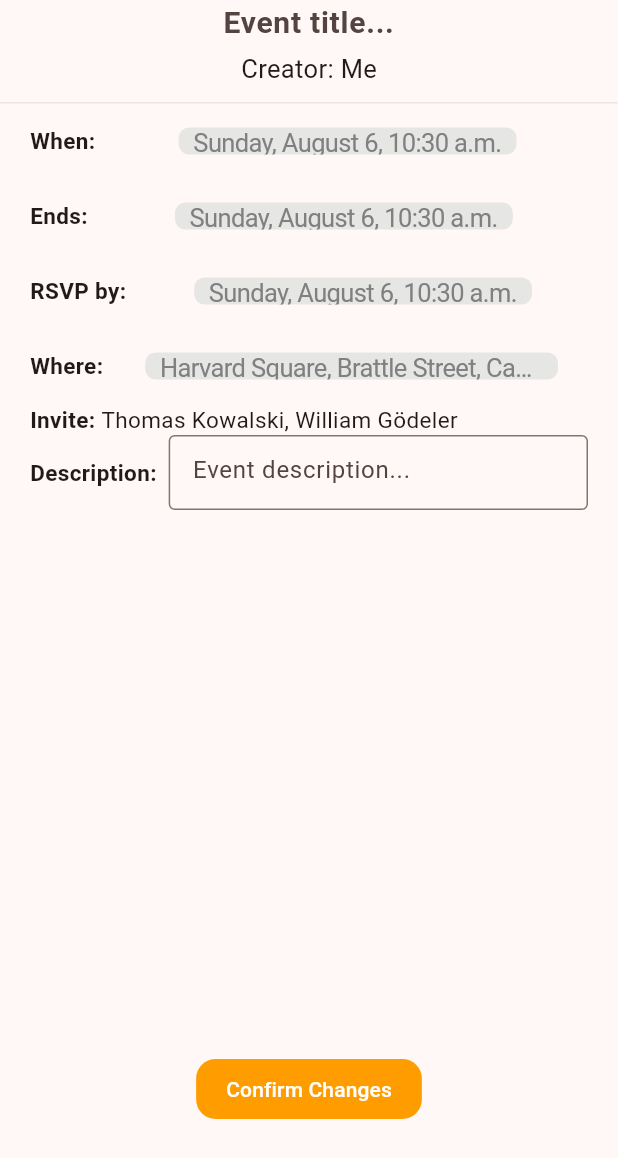
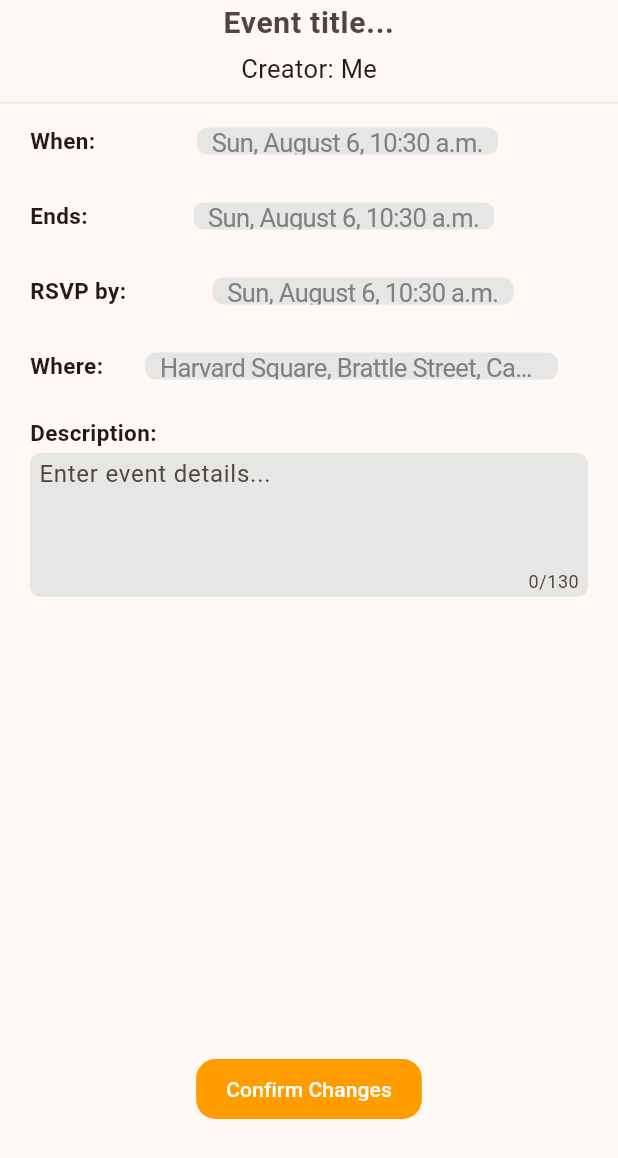
Before and after one commit to posturorg/postur, a Flutter app: the EventCreateModal widget shown alone on an empty page, opened directly, on a phone screen of 412 x 824 dp. Shown: the top 1158 px of the screen. Run offline on Flutter 3.47's test engine with Material 2 defaults, Android fonts, the phone set to English and light mode, and no system bars; our stand-ins replace cloud_firestore, firebase_auth, firebase_core, google_maps_flutter, qr_flutter; missing offline and left inert: mobile_scanner; accounts and stored records are empty.

Commit message:
modal updates

```diff
--- a/lib/components/create_event_datetime.dart
+++ b/lib/components/create_event_datetime.dart
@@ -38,7 +38,7 @@ class _CreateEventDateTimeState extends State<CreateEventDateTime> {
             //Need to add some kind of border around this to indicate that it is an interactable button.
             '${dayList[defaultDateTime.weekday]}, ${monthList[defaultDateTime.month - 1]} ${defaultDateTime.day}, ${hourRectifier(defaultDateTime.hour)}:${(defaultDateTime.minute < 10) ? '0' + defaultDateTime.minute.toString() : defaultDateTime.minute.toString()} ${amPmString(defaultDateTime.hour)}',
             style: const TextStyle(
-              color: Color.fromARGB(255, 128, 128, 128),
+              color: inputGrey,
             ),
           ),
         ),
--- a/lib/components/modals/event_create_modal.dart
+++ b/lib/components/modals/event_create_modal.dart
@@ -149,6 +149,7 @@ class _EventCreateModalState extends State<EventCreateModal> {
               padding: const EdgeInsets.fromLTRB(0, 0, 0, 4),
               child: TextField(
                 controller: eventTitleController,
+                keyboardType: TextInputType.streetAddress,
                 buildCounter: (BuildContext context,
                         {int? currentLength,
                         int? maxLength,
@@ -276,6 +277,7 @@ class _EventCreateModalState extends State<EventCreateModal> {
                 ],
               ),
             ),
+            /*
             Container(
               margin: centralEdgeInset,
               child: Row(
@@ -303,8 +305,11 @@ class _EventCreateModalState extends State<EventCreateModal> {
                 ],
               ),
             ),
+            */
             Container(
               margin: centralEdgeInset,
+              child: Padding(
+                padding: EdgeInsets.fromLTRB(0, 9, 0, 0),
                 child: Row(
                   mainAxisAlignment: MainAxisAlignment.start,
                   children: [
@@ -312,6 +317,8 @@ class _EventCreateModalState extends State<EventCreateModal> {
                       'Description:',
                       style: defaultBold,
                     ),
+
+                    /*
                     const SizedBox(width: 8.0),
                     Expanded(
                       child: SizedBox(
@@ -328,7 +335,43 @@ class _EventCreateModalState extends State<EventCreateModal> {
                         ),
                       ),
                     ),
+                  */
                   ],
+                ),
+              ),
+            ),
+            Container(
+              padding: const EdgeInsets.fromLTRB(20, 3, 20, 0),
+              child: Container(
+                decoration: const BoxDecoration(
+                  color: backgroundWhite,
+                  borderRadius: BorderRadiusDirectional.all(
+                    Radius.circular(7),
+                  ),
+                ),
+                child: Padding(
+                  padding:
+                      const EdgeInsets.symmetric(horizontal: 6, vertical: 2),
+                  child: TextField(
+                    keyboardType: TextInputType.streetAddress, // This might be
+                    // "fudging it." Check down the line to see it isn't causing
+                    // any weirdness
+                    minLines: 3,
+                    maxLines: 3,
+                    cursorColor: inputGrey,
+                    decoration: const InputDecoration(
+                      border: InputBorder.none,
+                      hintText: 'Enter event details...',
+                      isCollapsed: true,
+                    ),
+                    maxLength: 130,
+                    controller: eventDescriptionController,
+                    style: const TextStyle(
+                      color: neutralGrey,
+                      fontWeight: FontWeight.normal,
+                    ),
+                  ),
+                ),
               ),
             ),
             Expanded(
--- a/lib/src/colors.dart
+++ b/lib/src/colors.dart
@@ -4,3 +4,4 @@ const absentRed = Color.fromARGB(255, 255, 17, 0);
 const attendingOrange = Color.fromARGB(255, 255, 157, 0);
 const neutralGrey = Color.fromARGB(255, 95, 95, 95);
 const backgroundWhite = Color.fromARGB(255, 230, 230, 229);
+const inputGrey = Color.fromARGB(255, 128, 128, 128);
--- a/lib/src/date_time_utilities.dart
+++ b/lib/src/date_time_utilities.dart
@@ -33,11 +33,11 @@ int hourRectifier(int hour) {
 
 List dayList = <String>[
   '',
-  'Monday',
-  'Tuesday',
-  'Wednesday',
-  'Thursday',
-  'Friday',
-  'Saturday',
-  'Sunday',
+  'Mon',
+  'Tues',
+  'Wed',
+  'Thurs',
+  'Fri',
+  'Sat',
+  'Sun',
 ];
```
Lines whose indentation alone changed are shown as unchanged.
